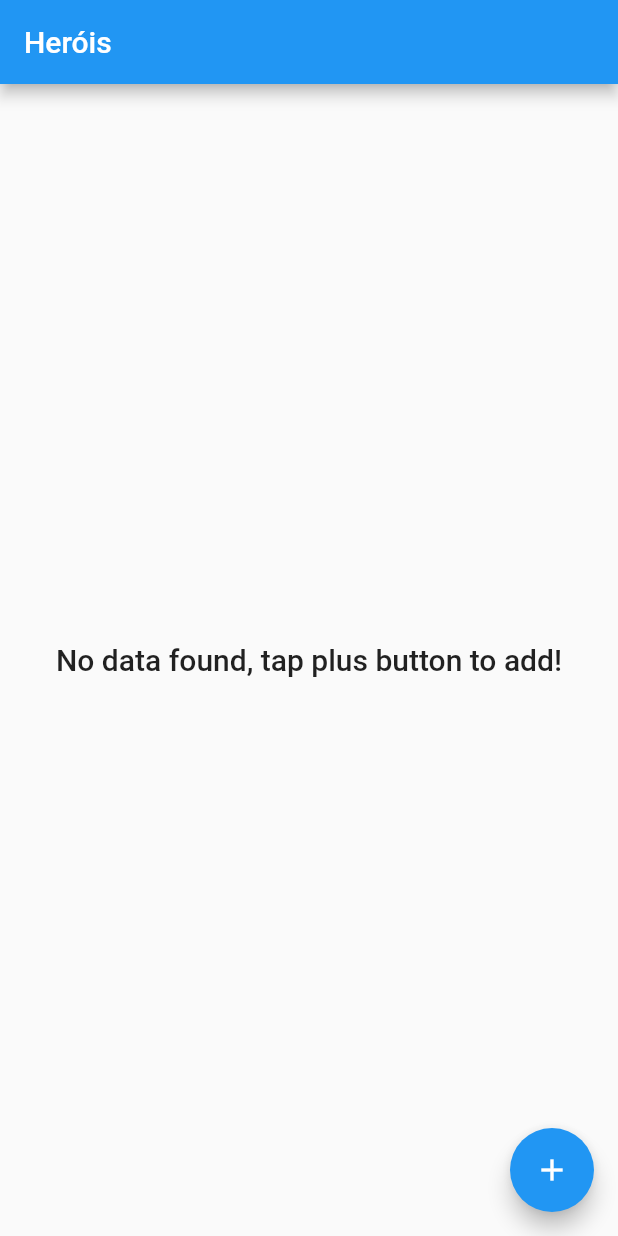
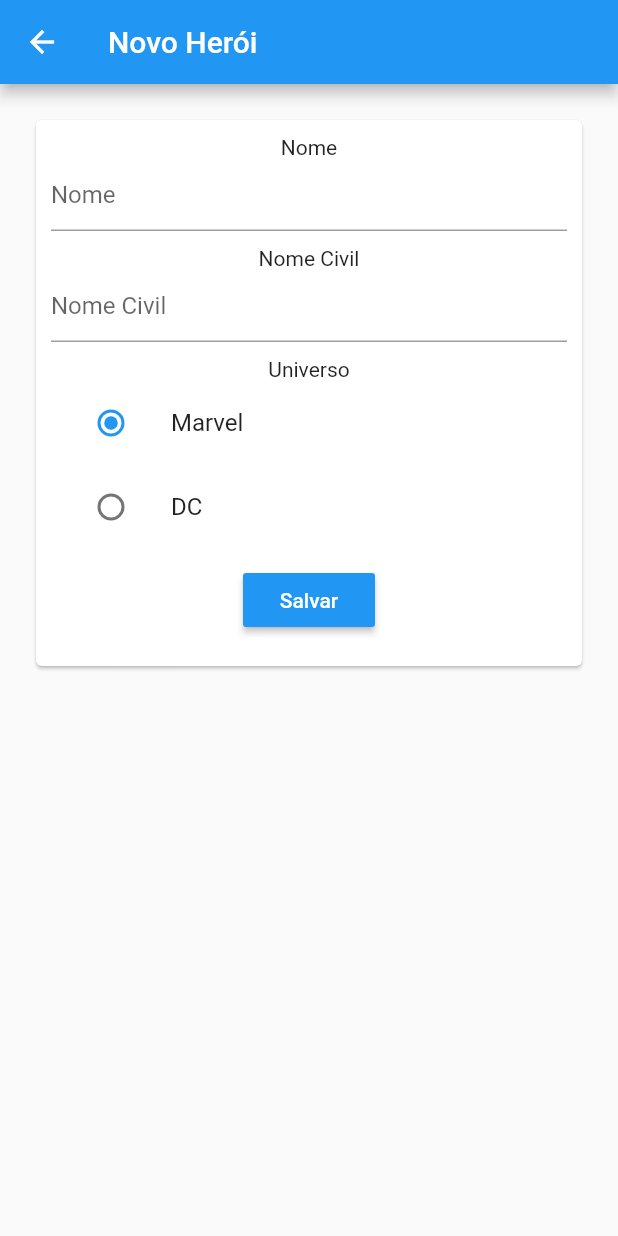
Before and after one commit to rlhorochovec/app_heroi, a Flutter app: the screen it shows after launch, after a tap on the "add" icon, on a phone screen of 412 x 824 dp. Run offline on Flutter 3.47's test engine with Material 2 defaults, Android fonts, the phone set to English and light mode, and no system bars; network calls fail.

Commit message:
Adicionando herói

```diff
--- /dev/null
+++ b/lib/page/heroi_add.dart
@@ -0,0 +1,147 @@
+import 'package:app_heroi/model/heroi_model.dart';
+import 'package:app_heroi/service/heroi_service.dart';
+import 'package:flutter/material.dart';
+
+enum Universo { Marvel, DC }
+
+class HeroiAdd extends StatefulWidget {
+  HeroiAdd();
+
+  @override
+  _HeroiAddState createState() => _HeroiAddState();
+}
+
+class _HeroiAddState extends State<HeroiAdd> {
+  _HeroiAddState();
+
+  final HeroiService api = HeroiService();
+  final _addKey = GlobalKey<FormState>();
+  final _nomeController = TextEditingController();
+  final _nomeCivilController = TextEditingController();
+  String universo = 'Marvel';
+  Universo _universo = Universo.Marvel;
+
+  @override
+  Widget build(BuildContext context) {
+    return Scaffold(
+      appBar: AppBar(
+        title: Text('Novo Herói'),
+      ),
+      body: Form(
+        key: _addKey,
+        child: SingleChildScrollView(
+          child: Container(
+            padding: EdgeInsets.all(20.0),
+            child: Card(
+                child: Container(
+                    padding: EdgeInsets.all(10.0),
+                    width: 440,
+                    child: Column(
+                      children: <Widget>[
+                        Container(
+                          margin: EdgeInsets.fromLTRB(0, 0, 0, 10),
+                          child: Column(
+                            children: <Widget>[
+                              Text('Nome'),
+                              TextFormField(
+                                controller: _nomeController,
+                                decoration: const InputDecoration(
+                                  hintText: 'Nome',
+                                ),
+                                validator: (value) {
+                                  if (value.isEmpty) {
+                                    return 'Insira seu nome';
+                                  }
+                                  return null;
+                                },
+                                onChanged: (value) {},
+                              ),
+                            ],
+                          ),
+                        ),
+                        Container(
+                          margin: EdgeInsets.fromLTRB(0, 0, 0, 10),
+                          child: Column(
+                            children: <Widget>[
+                              Text('Nome Civil'),
+                              TextFormField(
+                                controller: _nomeCivilController,
+                                decoration: const InputDecoration(
+                                  hintText: 'Nome Civil',
+                                ),
+                                validator: (value) {
+                                  if (value.isEmpty) {
+                                    return 'Insira seu nome civil';
+                                  }
+                                  return null;
+                                },
+                                onChanged: (value) {},
+                              ),
+                            ],
+                          ),
+                        ),
+                        Container(
+                          margin: EdgeInsets.fromLTRB(0, 0, 0, 10),
+                          child: Column(
+                            children: <Widget>[
+                              Text('Universo'),
+                              ListTile(
+                                title: const Text('Marvel'),
+                                leading: Radio(
+                                  value: Universo.Marvel,
+                                  groupValue: _universo,
+                                  onChanged: (Universo value) {
+                                    setState(() {
+                                      _universo = value;
+                                      universo = 'Marvel';
+                                    });
+                                  },
+                                ),
+                              ),
+                              ListTile(
+                                title: const Text('DC'),
+                                leading: Radio(
+                                  value: Universo.DC,
+                                  groupValue: _universo,
+                                  onChanged: (Universo value) {
+                                    setState(() {
+                                      _universo = value;
+                                      universo = 'DC';
+                                    });
+                                  },
+                                ),
+                              ),
+                            ],
+                          ),
+                        ),
+                        Container(
+                          margin: EdgeInsets.fromLTRB(0, 0, 0, 10),
+                          child: Column(
+                            children: <Widget>[
+                              RaisedButton(
+                                splashColor: Colors.red,
+                                onPressed: () {
+                                  if (_addKey.currentState.validate()) {
+                                    _addKey.currentState.save();
+                                    api.createHeroi(HeroiModel(
+                                        nome: _nomeController.text,
+                                        nomeCivil: _nomeCivilController.text,
+                                        universo: universo));
+                                    Navigator.pop(context);
+                                  }
+                                },
+                                child: Text('Salvar',
+                                    style: TextStyle(color: Colors.white)),
+                                color: Colors.blue,
+                              )
+                            ],
+                          ),
+                        ),
+                      ],
+                    ))),
+          ),
+        ),
+      ),
+    );
+  }
+}
--- a/lib/page/heroi_page.dart
+++ b/lib/page/heroi_page.dart
@@ -1,4 +1,5 @@
 import 'package:app_heroi/model/heroi_model.dart';
+import 'package:app_heroi/page/heroi_add.dart';
 import 'package:app_heroi/service/heroi_service.dart';
 import 'package:flutter/cupertino.dart';
 import 'package:flutter/material.dart';
@@ -41,7 +42,7 @@ class _HeroiPageState extends State<HeroiPage> {
       ),
       floatingActionButton: FloatingActionButton(
         onPressed: () {
-          //_navigateToAddScreen(context);
+          _navigateToAddHeroi(context);
         },
         tooltip: 'Increment',
         child: Icon(Icons.add),
@@ -59,12 +60,11 @@ class _HeroiPageState extends State<HeroiPage> {
     return futureHerois;
   }
 
-/*
-  _navigateToAddScreen (BuildContext context) async {
+  _navigateToAddHeroi (BuildContext context) async {
     final result = await Navigator.push(
       context,
-      MaterialPageRoute(builder: (context) => AddDataWidget()),
+      MaterialPageRoute(builder: (context) => HeroiAdd()),
     );
   }
-  */
+
 }
--- a/lib/service/heroi_service.dart
+++ b/lib/service/heroi_service.dart
@@ -11,9 +11,9 @@ class HeroiService {
 
     if (res.statusCode == 200) {
       List<dynamic> body = jsonDecode(res.body);
-      List<HeroiModel> cases =
+      List<HeroiModel> herois =
           body.map((dynamic item) => HeroiModel.fromJson(item)).toList();
-      return cases;
+      return herois;
     } else {
       throw "Failed to load list";
     }
```
